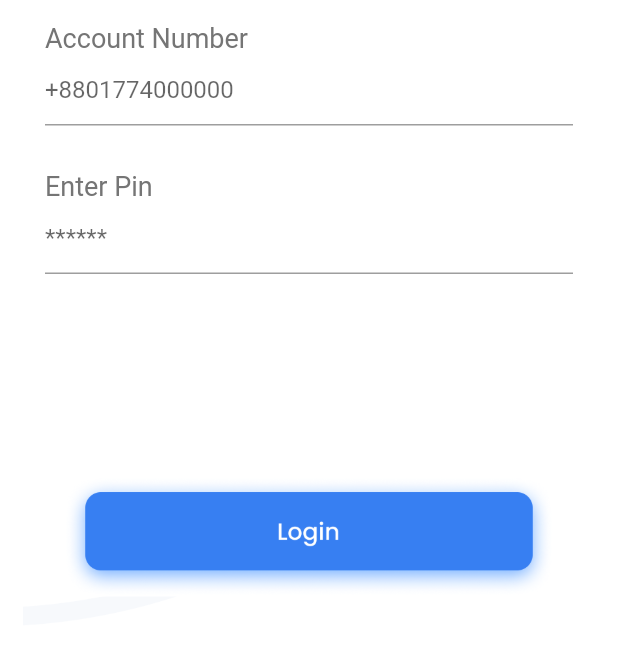
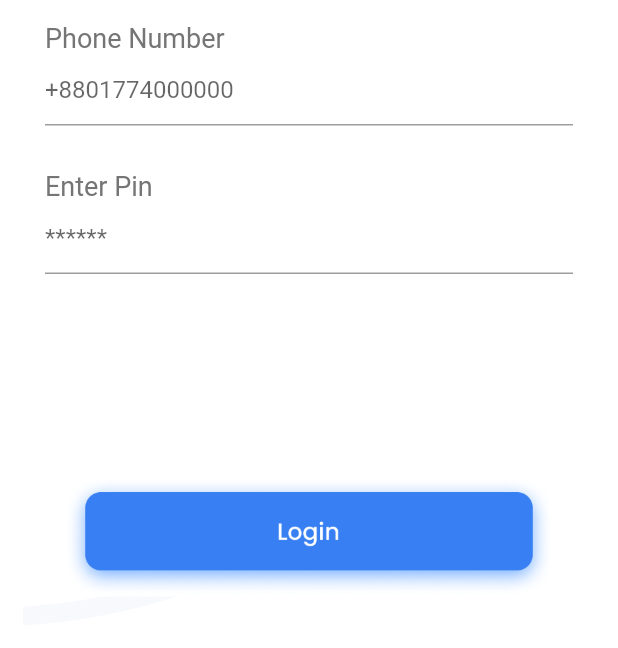
Before and after one commit to JulieGibbs/etaka, a Flutter app: the LoginScreen screen opened directly, on a phone screen of 412 x 824 dp, the part 548-1196 px from its top. Run offline on Flutter 3.47's test engine with Material 2 defaults, Android fonts, the phone set to English and light mode, and no system bars; our stand-ins replace fl_chart, flutter_svg.

Commit message:
Update Login Screen

```diff
--- a/lib/screens/login_screen.dart
+++ b/lib/screens/login_screen.dart
@@ -77,7 +77,7 @@ class _LoginScreenState extends State<LoginScreen> {
                             crossAxisAlignment: CrossAxisAlignment.start,
                             children: [
                               Text(
-                                "Account Number",
+                                "Phone Number",
                                 style: TextStyle(
                                     color: Colors.grey.shade600, fontSize: 18),
                               ),
@@ -112,8 +112,11 @@ class _LoginScreenState extends State<LoginScreen> {
                           height: 130,
                         ),
                         GestureDetector(
-                          onTap: (){
-                            Navigator.pushReplacement(context, MaterialPageRoute(builder: (context) => Dashboard()));
+                          onTap: () {
+                            Navigator.pushReplacement(
+                                context,
+                                MaterialPageRoute(
+                                    builder: (context) => Dashboard()));
                           },
                           child: Container(
                             alignment: Alignment.center,
```
